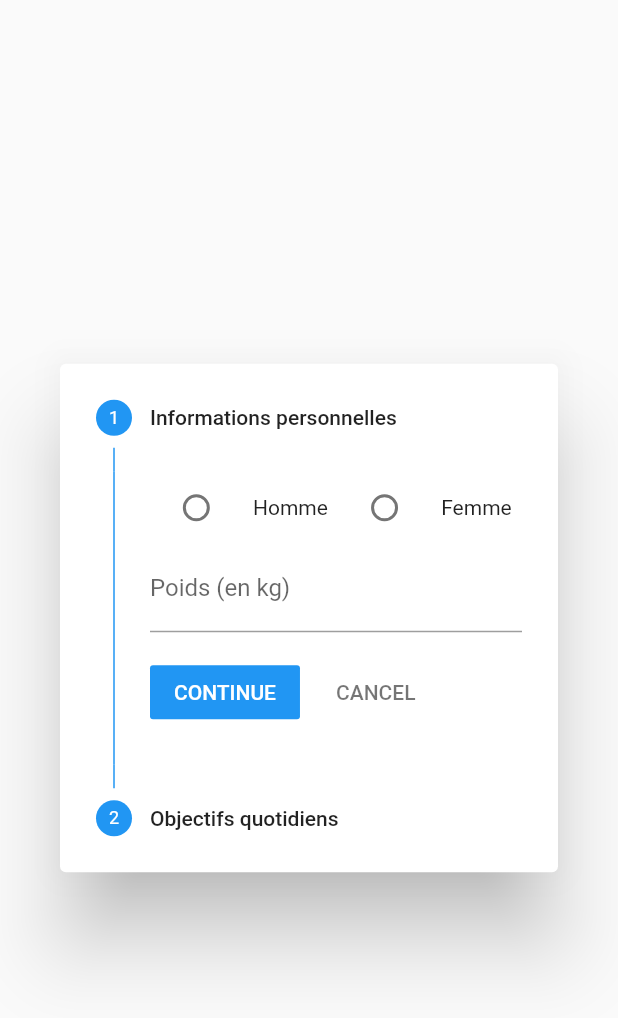
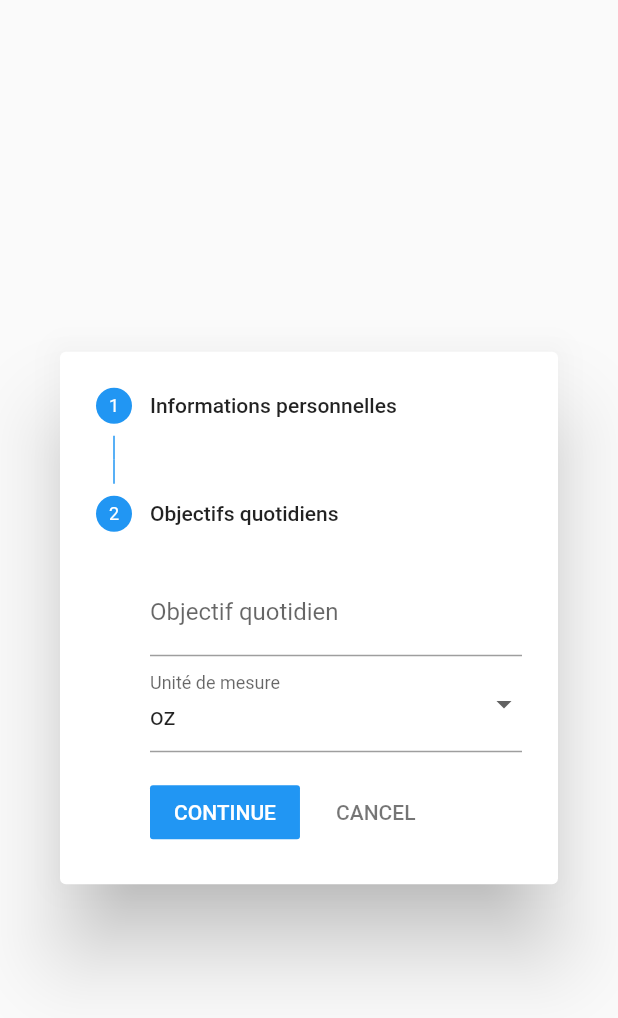
Before and after one commit to HC-DevE/Flutter-projects, a Flutter app: the DailyGoalForm widget shown alone on an empty page, opened directly, after a tap on "CONTINUE", on a phone screen of 412 x 824 dp. Shown: the top 1018 px of the screen. Run offline on Flutter 3.47's test engine with Material 2 defaults, Android fonts, the phone set to English and light mode, and no system bars; our stand-ins replace dots_indicator, get.

Commit message:
form water drink fonctionnal

```diff
--- a/watintake_dribble_design/lib/widgets/daily_goal_form.dart
+++ b/watintake_dribble_design/lib/widgets/daily_goal_form.dart
@@ -1,20 +1,28 @@
 import 'package:flutter/material.dart';
 
 class DailyGoalForm extends StatefulWidget {
-  const DailyGoalForm({super.key});
+  const DailyGoalForm({Key? key});
 
   @override
   DailyGoalFormState createState() => DailyGoalFormState();
 }
 
 class DailyGoalFormState extends State<DailyGoalForm> {
-  @override
-  Widget build(BuildContext context) {
   int currentStep = 0;
   String? gender;
   double? weight;
   double? dailyGoal;
   String? unit;
+
+  @override
+  void initState() {
+    super.initState();
+    gender = "male";
+    unit = "oz";
+  }
+
+  @override
+  Widget build(BuildContext context) {
 
     List<Step> formSteps = [
       Step(
@@ -24,26 +32,32 @@
             Row(
               mainAxisAlignment: MainAxisAlignment.spaceAround,
               children: <Widget>[
-                Radio(
+                SizedBox(
+                  width: 200.0,
+                  child: RadioListTile(
+                    title: const Text('Homme'),
                     value: 'male',
                     groupValue: gender,
                     onChanged: (value) {
                       setState(() {
-                      gender = value;
+                        gender = value as String?;
                       });
                     },
                   ),
-                Text('Homme'),
-                Radio(
+                ),
+                SizedBox(
+                  width: 200.0,
+                  child: RadioListTile(
+                    title: const Text('Femme'),
                     value: 'female',
                     groupValue: gender,
                     onChanged: (value) {
                       setState(() {
-                      gender = value;
+                        gender = value as String?;
                       });
                     },
                   ),
-                Text('Femme'),
+                ),
               ],
             ),
             TextFormField(
@@ -51,7 +65,7 @@
               decoration: InputDecoration(labelText: 'Poids (en kg)'),
               onChanged: (value) {
                 setState(() {
-                  weight = double.parse(value);
+                  weight = double.tryParse(value);
                 });
               },
             ),
@@ -69,6 +83,8 @@
               onChanged: (value) {
                 setState(() {
                   dailyGoal = double.parse(value);
+                  print(
+                      'dailyGoal: $dailyGoal'); // Ajoutez cette ligne pour vérifier la valeur
                 });
               },
             ),
@@ -81,6 +97,8 @@
               onChanged: (value) {
                 setState(() {
                   unit = value;
+                  print(
+                      'unit: $unit'); // Ajoutez cette ligne pour vérifier la valeur
                 });
               },
               decoration: InputDecoration(labelText: 'Unité de mesure'),
@@ -103,13 +121,16 @@
               });
             },
             onStepCancel: () {
+              print("STEP CANCEL, STEP: $currentStep");
               if (currentStep > 0) {
+                print("In if");
                 setState(() {
                   currentStep--;
                 });
               }
             },
             onStepContinue: () {
+              print("STEP CONTINUE, STEP: $currentStep");
               if (currentStep < formSteps.length - 1) {
                 setState(() {
                   currentStep++;
--- a/watintake_dribble_design/pubspec.yaml
+++ b/watintake_dribble_design/pubspec.yaml
@@ -61,6 +61,8 @@
   # To add assets to your application, add an assets section, like this:
   assets:
     - lib/assets/images/
+    - lib/assets/images/water_bottle.png
+
 
   # An image asset can refer to one or more resolution-specific "variants", see
   # https://flutter.dev/assets-and-images/#resolution-aware
```
Also changed, not shown: watintake_dribble_design/lib/screens/nutrition/water_screen.dart (+26 -23 lines), watintake_dribble_design/lib/widgets/water_bottle.dart (added, +58 -0 lines), watintake_dribble_design/lib/assets/images/icons8-bouteille-d'eau-100.png (added), watintake_dribble_design/lib/assets/images/water_bottle.png (added). Lines whose indentation alone changed are shown as unchanged.
